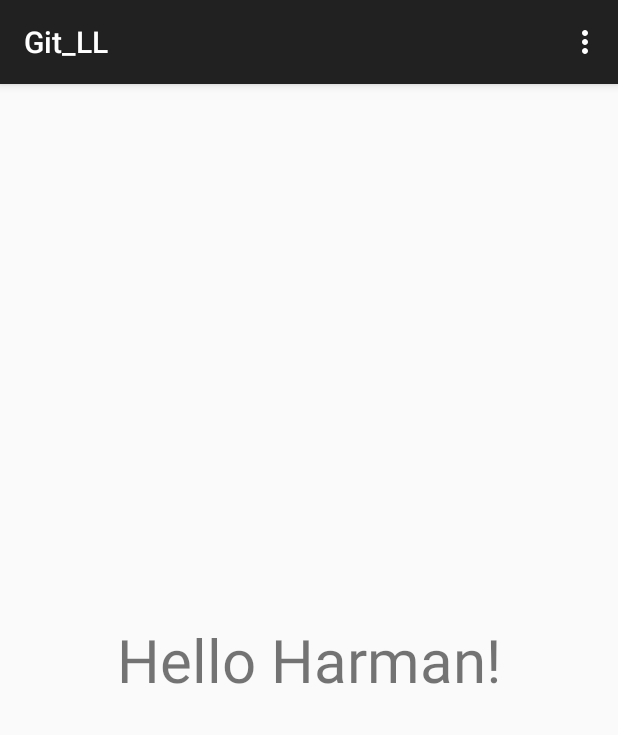
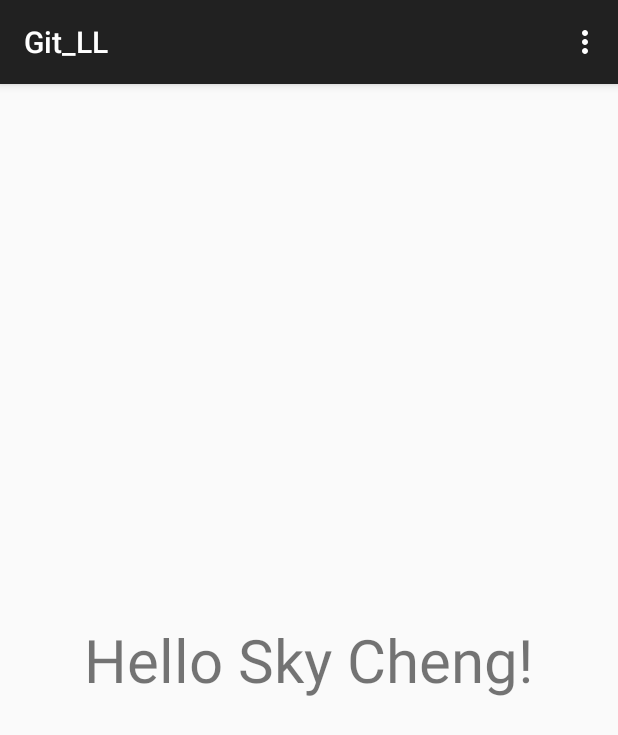
Before and after one commit to connected-mzhang/Git_LL, an Android app: the screen it shows after launch (MainActivity), on a phone screen of 412 x 824 dp. Shown: the top 735 px of the screen. Run offline under Robolectric (Android 15) with nearby library versions, the phone set to English and light mode, and no system bars.

Commit message:
sky modify the string

```diff
--- a/Android/MyApplication/app/src/main/java/com/example/gitll/git_ll/MainActivity.java
+++ b/Android/MyApplication/app/src/main/java/com/example/gitll/git_ll/MainActivity.java
@@ -16,7 +16,7 @@ public class MainActivity extends ActionBarActivity {
         super.onCreate(savedInstanceState);
         setContentView(R.layout.activity_main);
         helloWorldText = (TextView) findViewById(R.id.hello_world_text);
-        helloWorldText.setText("Hello Harman!");
+        helloWorldText.setText("Hello Sky Cheng!");
     }
 
 
```
